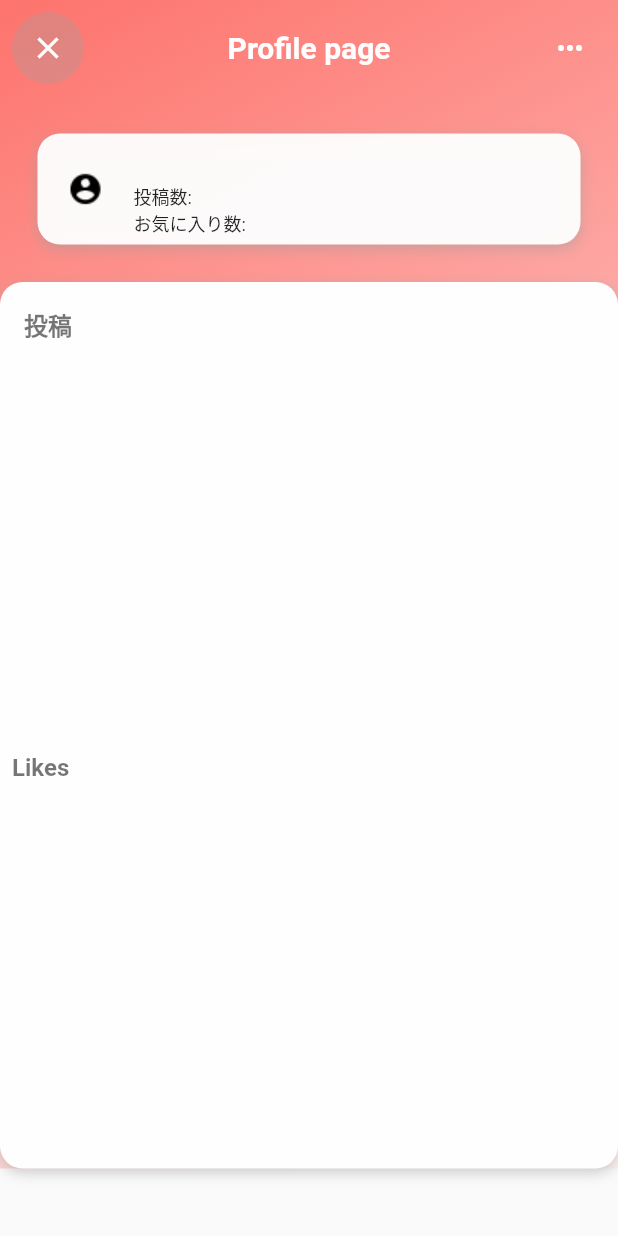
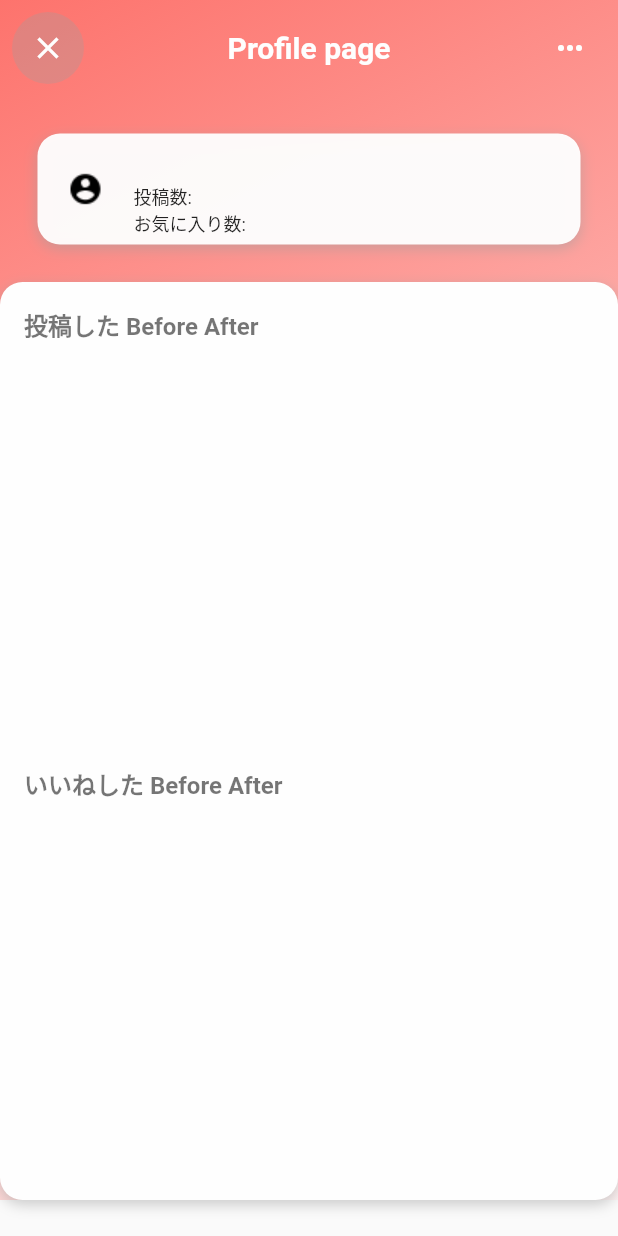
Before and after one commit to CA21engineer/Gotties-Client, a Flutter app: the ProfilePage screen opened by its route, on a phone screen of 412 x 824 dp. Run offline on Flutter 3.47's test engine with Material 2 defaults, Android fonts, the phone set to English and light mode, and no system bars; our stand-ins replace audioplayers, bubble, cached_network_image, cloud_firestore, firebase_auth, firebase_crashlytics and 7 more; accounts and stored records are empty; network calls fail; Roboto replaces fonts that are missing (NotoSansJP-Regular); statements that could not run were skipped.

Commit message:
文言修正・大きめ

```diff
--- a/lib/pages/profile/widgets/profile_body.dart
+++ b/lib/pages/profile/widgets/profile_body.dart
@@ -30,7 +30,7 @@ class ProfileBody extends StatelessWidget {
             child: const Padding(
               padding: EdgeInsets.all(8),
               child: Text(
-                '投稿',
+                '投稿した Before After',
                 style: TextStyle(
                   color: Colors.black54,
                   fontSize: 16,
@@ -48,12 +48,15 @@ class ProfileBody extends StatelessWidget {
           Container(
             alignment: Alignment.bottomLeft,
             padding: const EdgeInsets.all(8),
-            child: const Text(
-              'Likes',
-              style: TextStyle(
-                color: Colors.black54,
-                fontSize: 16,
-                fontWeight: FontWeight.bold,
+            child: const Padding(
+              padding: EdgeInsets.all(8),
+              child: Text(
+                'いいねした Before After',
+                style: TextStyle(
+                  color: Colors.black54,
+                  fontSize: 16,
+                  fontWeight: FontWeight.bold,
+                ),
               ),
             ),
           ),
--- a/lib/pages/profile/widgets/profile_page_view.dart
+++ b/lib/pages/profile/widgets/profile_page_view.dart
@@ -9,7 +9,7 @@ class ProfilePageView extends StatelessWidget {
 
   final PageController _controller = PageController(
     initialPage: 0,
-    viewportFraction: 0.8,
+    viewportFraction: 0.85,
   );
   final List<Article> _articles;
 
```
